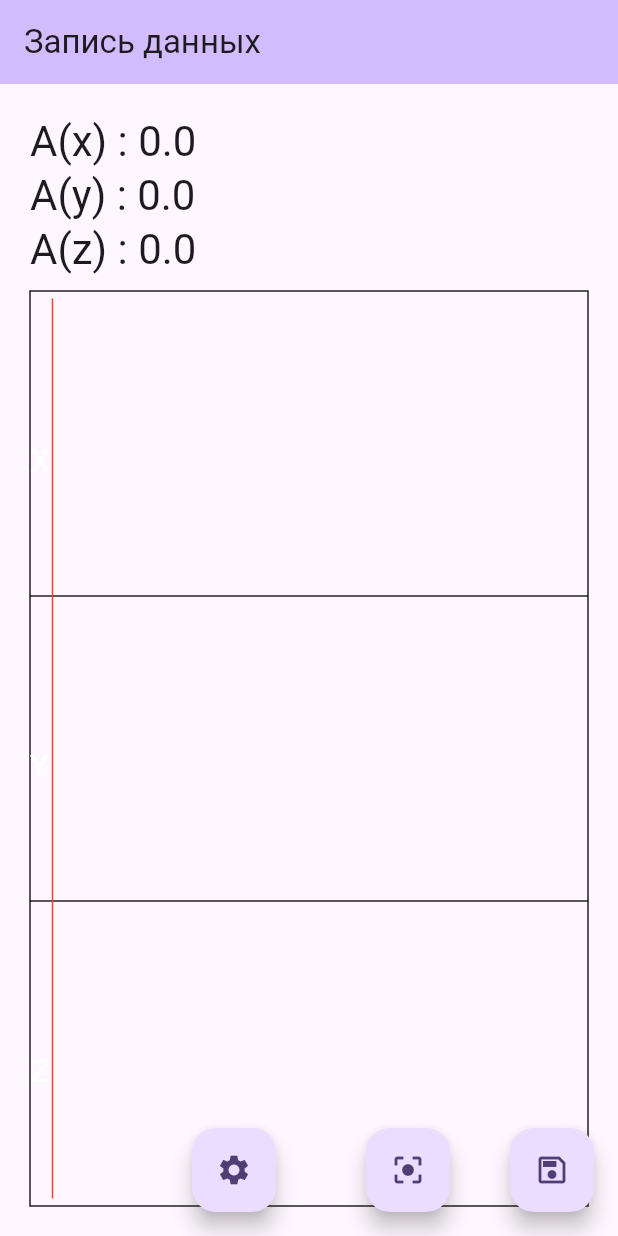
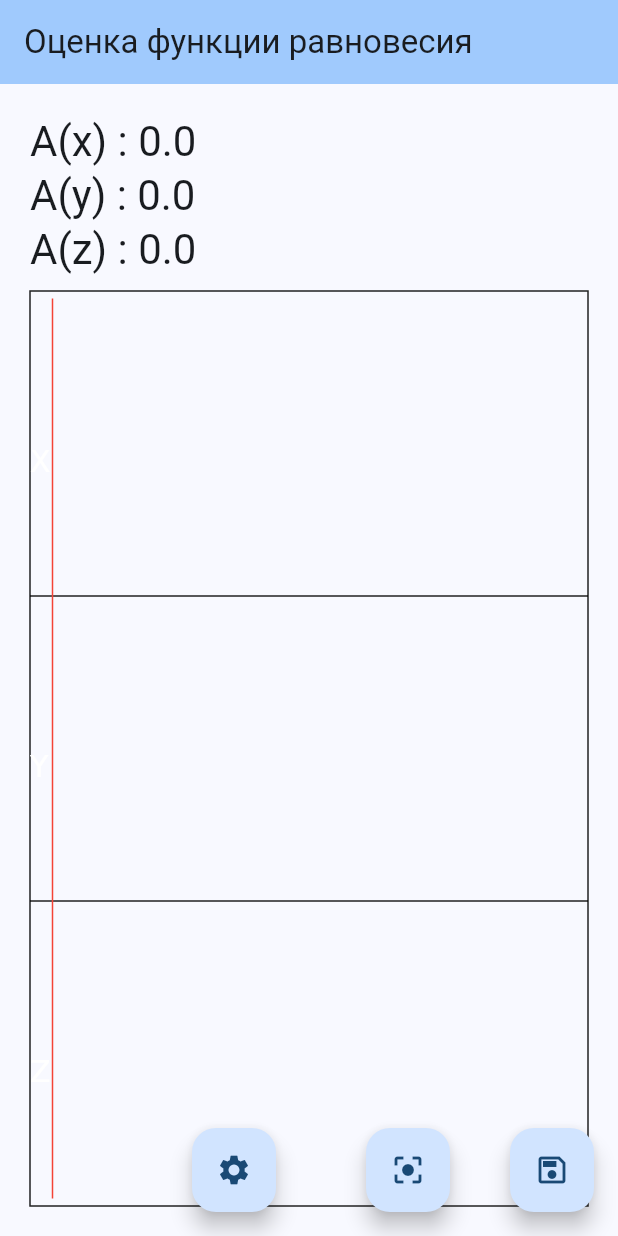
Before and after one commit to grigp/accel_kfr, a Flutter app: the screen it shows after launch, on a phone screen of 412 x 824 dp. Run offline on Flutter 3.47's test engine with Material 3 defaults, Android fonts, the light colour scheme and no system bars; our stand-ins replace flutter_bloc, flutter_secure_storage, get_it, sensors_plus; missing offline and left inert: number_text_input_formatter.

Commit message:
Первый a релиз

```diff
--- a/lib/features/record_screen/view/record_screen.dart
+++ b/lib/features/record_screen/view/record_screen.dart
@@ -267,7 +267,7 @@ class _RecordScreenState extends State<RecordScreen> {
       floatingActionButton: Row(
         mainAxisAlignment: MainAxisAlignment.end,
         children: [
-          FloatingActionButton(
+          if (!_isRecording) FloatingActionButton(
             onPressed: () {
               Navigator.of(context).pushNamed('/settings');
             },
@@ -278,7 +278,7 @@ class _RecordScreenState extends State<RecordScreen> {
           const SizedBox(
             width: 60,
           ),
-          FloatingActionButton(
+          if (!_isRecording) FloatingActionButton(
             onPressed: () {
               _pcBloc.add(CalibrationEvent(func: onEndCalibration));
             },
--- a/lib/process_control_app.dart
+++ b/lib/process_control_app.dart
@@ -10,8 +10,10 @@ class ProcessControlApp extends StatelessWidget {
   Widget build(BuildContext context) {
     return MaterialApp(
       title: 'Process control',
+      debugShowCheckedModeBanner: false,
       theme: ThemeData(
-        colorScheme: ColorScheme.fromSeed(seedColor: Colors.deepPurple),
+//        colorScheme: ColorScheme.fromSeed(seedColor: Colors.deepPurple),
+        colorScheme: ColorScheme.fromSeed(seedColor: Colors.blue),
         useMaterial3: true,
       ),
       routes: routes,
--- a/lib/router/routes.dart
+++ b/lib/router/routes.dart
@@ -4,7 +4,7 @@ import 'package:process_control/features/result_screen/view/result_screen.dart';
 import 'package:process_control/features/settings_screen/view/settings_screen.dart';
 
 final routes = {
-  '/' : (context) => const RecordScreen(title: 'Запись данных'),
+  '/' : (context) => const RecordScreen(title: 'Оценка функции равновесия'),
   '/result' : (context) => const ResultScreen(title: 'Результаты'),
   '/settings' : (context) => const SettingsScreen(title: 'Настройки'),
 };
```
